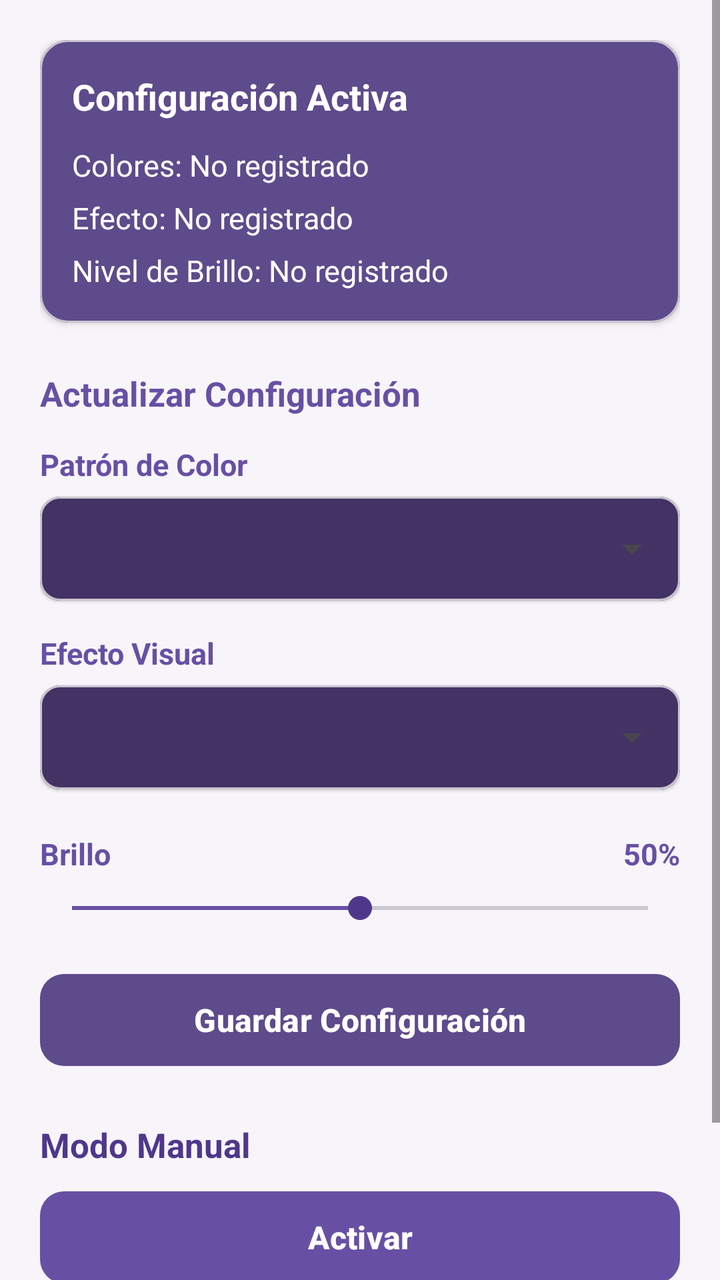
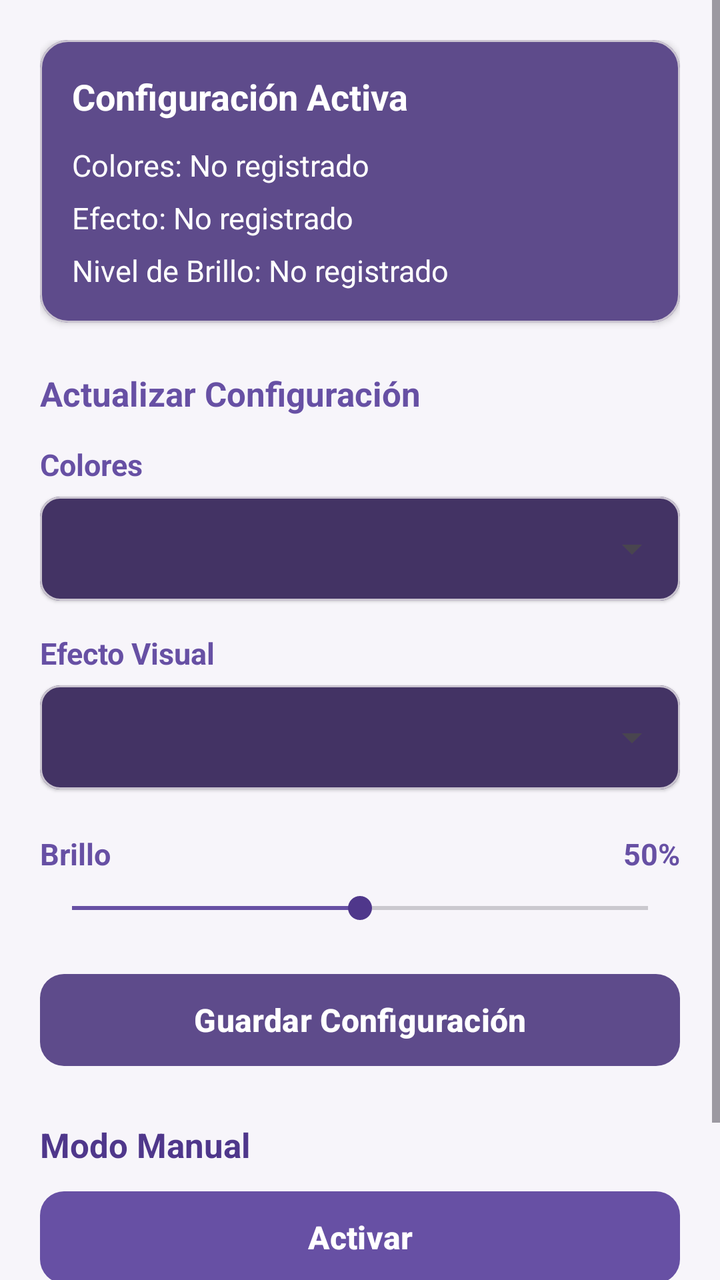

Two renders of the same Android screen: before a commit and after it. Below are the layout's source before the change and the commit's diff.
<!-- AndroidManifest.xml: application theme Theme.BikeLight -->
<!-- res/layout/fragment_led_config.xml -->
<?xml version="1.0" encoding="utf-8"?>
<androidx.constraintlayout.widget.ConstraintLayout
    xmlns:android="http://schemas.android.com/apk/res/android"
    xmlns:app="http://schemas.android.com/apk/res-auto"
    android:layout_width="match_parent"
    android:layout_height="match_parent"
    android:background="@color/bikelight_bg">

    <ScrollView
        android:id="@+id/scrollContent"
        android:layout_width="0dp"
        android:layout_height="0dp"
        android:fillViewport="true"
        app:layout_constraintTop_toTopOf="parent"
        app:layout_constraintBottom_toBottomOf="parent"
        app:layout_constraintStart_toStartOf="parent"
        app:layout_constraintEnd_toEndOf="parent">

        <LinearLayout
            android:layout_width="match_parent"
            android:layout_height="wrap_content"
            android:orientation="vertical"
            android:padding="20dp">

            <com.google.android.material.card.MaterialCardView
                android:id="@+id/cardFichaLed"
                android:layout_width="match_parent"
                android:layout_height="wrap_content"
                android:layout_marginBottom="24dp"
                app:cardCornerRadius="14dp"
                app:cardElevation="2dp"
                app:cardBackgroundColor="@color/bikelight_card">

                <LinearLayout
                    android:layout_width="match_parent"
                    android:layout_height="wrap_content"
                    android:orientation="vertical"
                    android:padding="16dp">

                    <TextView
                        android:layout_width="wrap_content"
                        android:layout_height="wrap_content"
                        android:text="Configuración Activa"
                        android:textSize="18sp"
                        android:textStyle="bold"
                        android:textColor="@color/white"
                        android:layout_marginBottom="12dp" />

                    <TextView
                        android:id="@+id/tvDisplayColor"
                        android:layout_width="wrap_content"
                        android:layout_height="wrap_content"
                        android:text="Colores: No registrado"
                        android:textColor="@color/white"
                        android:textSize="15sp"
                        android:layout_marginBottom="6dp" />

                    <TextView
                        android:id="@+id/tvDisplayEfecto"
                        android:layout_width="wrap_content"
                        android:layout_height="wrap_content"
                        android:text="Efecto: No registrado"
                        android:textColor="@color/white"
                        android:textSize="15sp"
                        android:layout_marginBottom="6dp" />

                    <TextView
                        android:id="@+id/tvDisplayBrillo"
                        android:layout_width="wrap_content"
                        android:layout_height="wrap_content"
                        android:text="Nivel de Brillo: No registrado"
                        android:textColor="@color/white"
                        android:textSize="15sp" />
                </LinearLayout>
            </com.google.android.material.card.MaterialCardView>

            <TextView
                android:layout_width="wrap_content"
                android:layout_height="wrap_content"
                android:text="Actualizar Configuración"
                android:textStyle="bold"
                android:textSize="17sp"
                android:textColor="@color/bikelight_primary"
                android:layout_marginBottom="14dp" />

            <TextView
                android:id="@+id/tvLabelColor"
                android:layout_width="wrap_content"
                android:layout_height="wrap_content"
                android:text="Patrón de Color"
                android:textColor="@color/bikelight_primary"
                android:textSize="15sp"
                android:textStyle="bold"
                android:layout_marginBottom="6dp" />

            <com.google.android.material.card.MaterialCardView
                android:layout_width="match_parent"
                android:layout_height="52dp"
                android:layout_marginBottom="16dp"
                app:cardCornerRadius="10dp"
                app:cardElevation="1dp"
                app:cardBackgroundColor="@color/bikelight_card_dark">

                <Spinner
                    android:id="@+id/spinnerLedColors"
                    android:layout_width="match_parent"
                    android:layout_height="match_parent"
                    android:paddingStart="8dp"
                    android:paddingEnd="8dp"
                    android:popupBackground="@color/bikelight_card_dark" />
            </com.google.android.material.card.MaterialCardView>

            <TextView
                android:id="@+id/tvEffectColors"
                android:layout_width="wrap_content"
                android:layout_height="wrap_content"
                android:text="Efecto Visual"
                android:textColor="@color/bikelight_primary"
                android:textSize="15sp"
                android:textStyle="bold"
                android:layout_marginBottom="6dp" />

            <com.google.android.material.card.MaterialCardView
                android:layout_width="match_parent"
                android:layout_height="52dp"
                android:layout_marginBottom="16dp"
                app:cardCornerRadius="10dp"
                app:cardElevation="1dp"
                app:cardBackgroundColor="@color/bikelight_card_dark">

                <Spinner
                    android:id="@+id/spinnerEffectColors"
                    android:layout_width="match_parent"
                    android:layout_height="match_parent"
                    android:paddingStart="8dp"
                    android:paddingEnd="8dp"
                    android:popupBackground="@color/bikelight_card_dark" />
            </com.google.android.material.card.MaterialCardView>

            
            <LinearLayout
                android:layout_width="match_parent"
                android:layout_height="wrap_content"
                android:orientation="horizontal"
                android:layout_marginTop="6dp">

                <TextView
                    android:id="@+id/tvLabelBrillo"
                    android:layout_width="0dp"
                    android:layout_height="wrap_content"
                    android:layout_weight="1"
                    android:text="Brillo"
                    android:textColor="@color/bikelight_primary"
                    android:textSize="15sp"
                    android:textStyle="bold" />

                <TextView
                    android:id="@+id/tvValorBrilloActual"
                    android:layout_width="wrap_content"
                    android:layout_height="wrap_content"
                    android:text="50%"
                    android:textColor="@color/bikelight_primary"
                    android:textSize="15sp"
                    android:textStyle="bold" />
            </LinearLayout>

            <SeekBar
                android:id="@+id/seekBarBrightness"
                android:layout_width="match_parent"
                android:layout_height="wrap_content"
                android:layout_marginTop="8dp"
                android:layout_marginBottom="20dp"
                android:max="100"
                android:progress="50"
                android:progressTint="@color/bikelight_primary"
                android:thumbTint="@color/bikelight_primary_dark" />

            <com.google.android.material.button.MaterialButton
                android:id="@+id/btnGuardarLed"
                android:layout_width="match_parent"
                android:layout_height="54dp"
                app:backgroundTint="@color/bikelight_card"
                android:text="Guardar Configuración"
                android:textAllCaps="false"
                android:textColor="@color/white"
                android:textSize="16sp"
                android:textStyle="bold"
                app:cornerRadius="12dp"
                android:layout_marginBottom="24dp" />

            <TextView
                android:id="@+id/tvLabelModoManual"
                android:layout_width="wrap_content"
                android:layout_height="wrap_content"
                android:text="Modo Manual"
                android:textColor="@color/bikelight_primary_dark"
                android:textSize="17sp"
                android:textStyle="bold"
                android:layout_marginBottom="8dp" />

            <com.google.android.material.button.MaterialButton
                android:id="@+id/btnActivarLed"
                android:layout_width="match_parent"
                android:layout_height="54dp"
                app:backgroundTint="@color/bikelight_primary"
                android:text="Activar"
                android:textAllCaps="false"
                android:textColor="@color/white"
                android:textSize="16sp"
                android:textStyle="bold"
                app:cornerRadius="12dp"
                android:layout_marginBottom="10dp" />

            <com.google.android.material.button.MaterialButton
                android:id="@+id/btnDesactivarLed"
                android:layout_width="match_parent"
                android:layout_height="54dp"
                app:backgroundTint="@color/bikelight_card_dark"
                android:text="Desactivar"
                android:textAllCaps="false"
                android:textColor="@color/white"
                android:textSize="16sp"
                android:textStyle="bold"
                app:cornerRadius="12dp" />
        </LinearLayout>
    </ScrollView>
</androidx.constraintlayout.widget.ConstraintLayout>
<!-- resources referenced by this layout -->
<resources>
  <color name="bikelight_bg">#F7F5FA</color>
  <color name="bikelight_card">#5E4B8B</color>
  <color name="bikelight_card_dark">#433364</color>
  <color name="bikelight_primary">#6750A4</color>
  <color name="bikelight_primary_dark">#4F378B</color>
  <color name="white">#FFFFFF</color>
  <style name="Theme.BikeLight" parent="Base.Theme.BikeLight" />
  <style name="Base.Theme.BikeLight" parent="Theme.Material3.DayNight.NoActionBar">
          
          
      </style>
</resources>

<!-- the commit's change to res/layout/fragment_led_config.xml (unified diff, before → after) -->
@@ -87,7 +87,7 @@
                 android:id="@+id/tvLabelColor"
                 android:layout_width="wrap_content"
                 android:layout_height="wrap_content"
-                android:text="Patrón de Color"
+                android:text="Colores"
                 android:textColor="@color/bikelight_primary"
                 android:textSize="15sp"
                 android:textStyle="bold"
